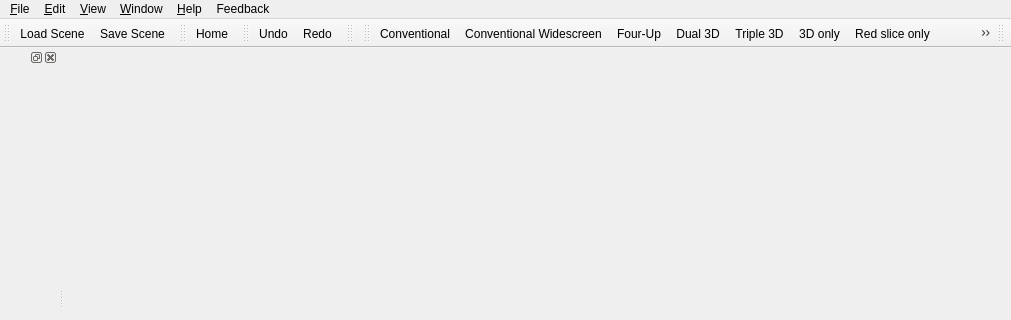
Old version of the form Applications/SlicerQT/Resources/UI/qSlicerMainWindow.ui in the repository gezidan/Slicer; both pictures show x 0 to 1011 and y 0 to 320 of the 1011 by 570 pixel window.
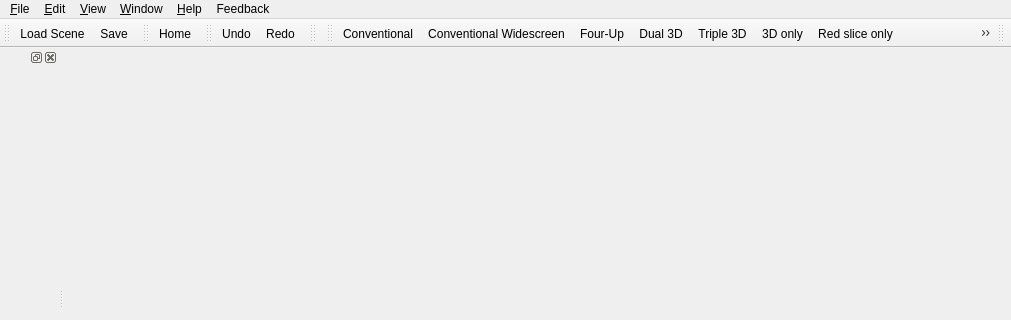
New version of the form. Icons and pictures are not drawn. Custom widgets are drawn as their Qt base class.

Commit message: STYLE: Rename "Save Scene" into "Save" in the File Menu.

Patch:
```diff
--- a/Applications/SlicerQT/Resources/UI/qSlicerMainWindow.ui
+++ b/Applications/SlicerQT/Resources/UI/qSlicerMainWindow.ui
@@ -375,7 +375,7 @@
      <normaloff>:/Icons/SaveScene.png</normaloff>:/Icons/SaveScene.png</iconset>
    </property>
    <property name="text">
-    <string>Save Scene</string>
+    <string>Save</string>
    </property>
    <property name="toolTip">
     <string>Display the &quot;Save Data&quot; widget, which offers many options for saving a scene and/or individual datasets.</string>
```
